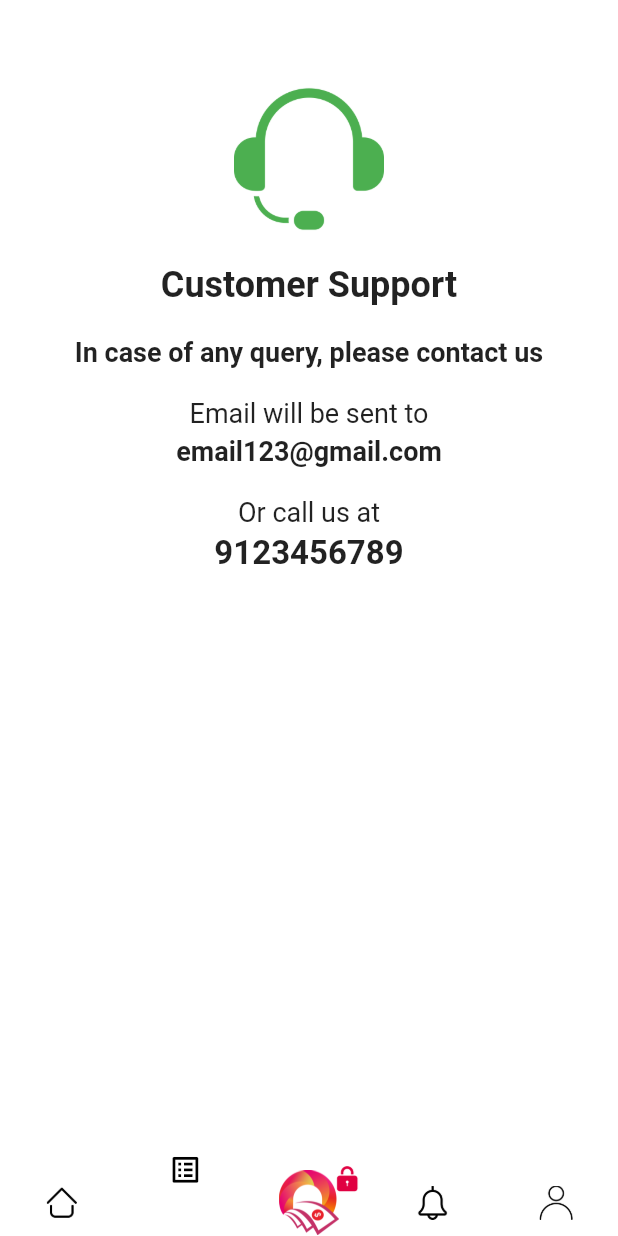
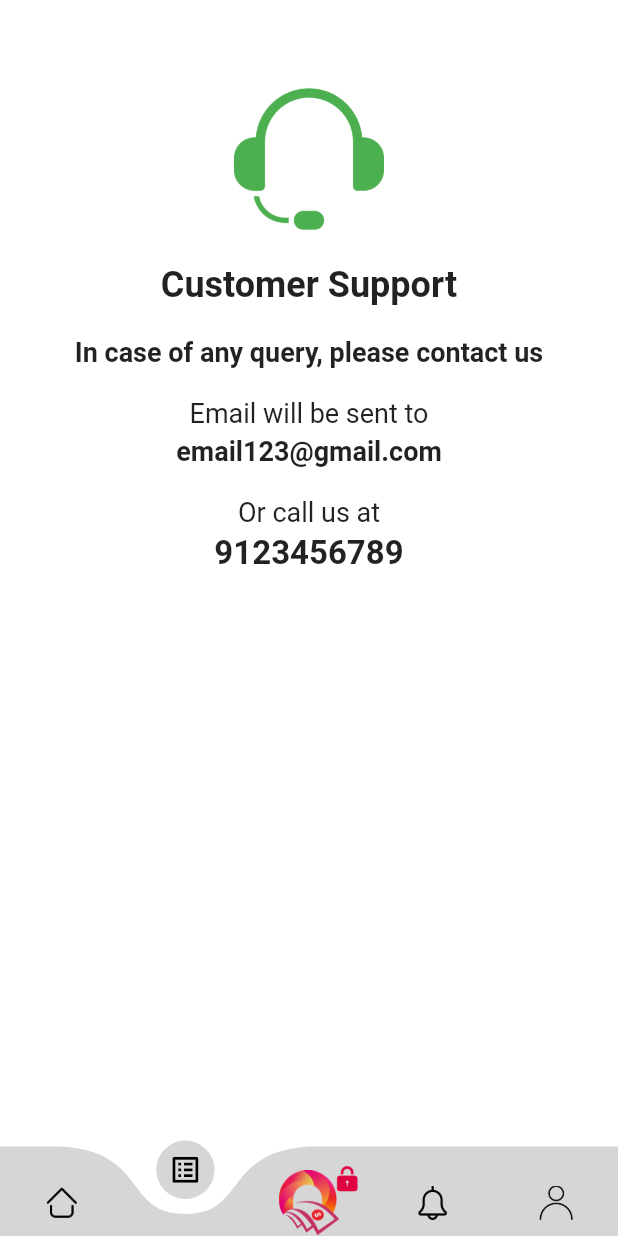
Before and after one commit to HeyAvi/qq, a Flutter app: the CustomerSupport screen opened directly, on a phone screen of 412 x 824 dp. Run offline on Flutter 3.47's test engine with Material 2 defaults, Android fonts, the phone set to English and light mode, and no system bars; drawn by our look-alikes of curved_navigation_bar; our stand-ins replace audioplayers, awesome_dialog, bloc, bloc_concurrency, country_code_picker, dio and 17 more; missing offline and left inert: countdown_progress_indicator, flutter_jigsaw_puzzle, slidable_button; accounts and stored records are empty; network calls fail; project files that could hold a hidden picture were left out.

Commit message:
color updated

```diff
--- a/lib/ui/BottomNavigationWidget.dart
+++ b/lib/ui/BottomNavigationWidget.dart
@@ -114,7 +114,7 @@ class _BottomNavigationWidgetState extends State<BottomNavigationWidgetStateful>
           CurvedNavigationBar(
             key: _bottomNavigationKey,
             backgroundColor: Colors.transparent,
-            // color: const Color(0x0f454745),
+            color:  Color(0xFFD6D6D6),
             height: 50.h,
             index: widget.bottomIndex,
             items: <Widget>[
```
